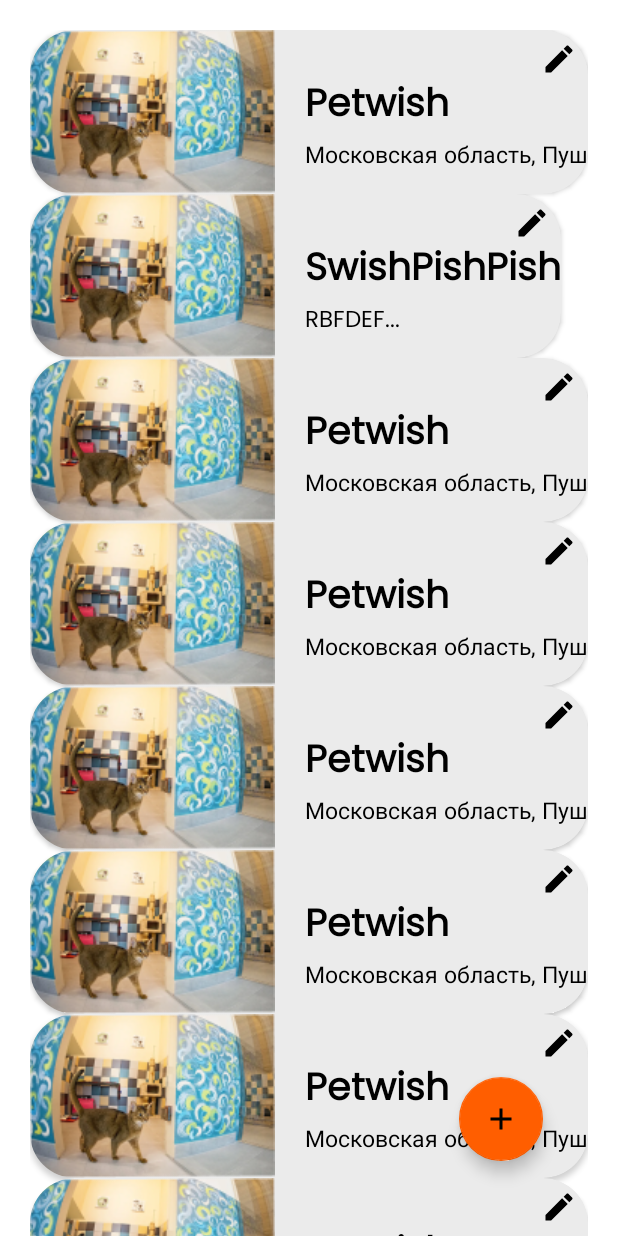
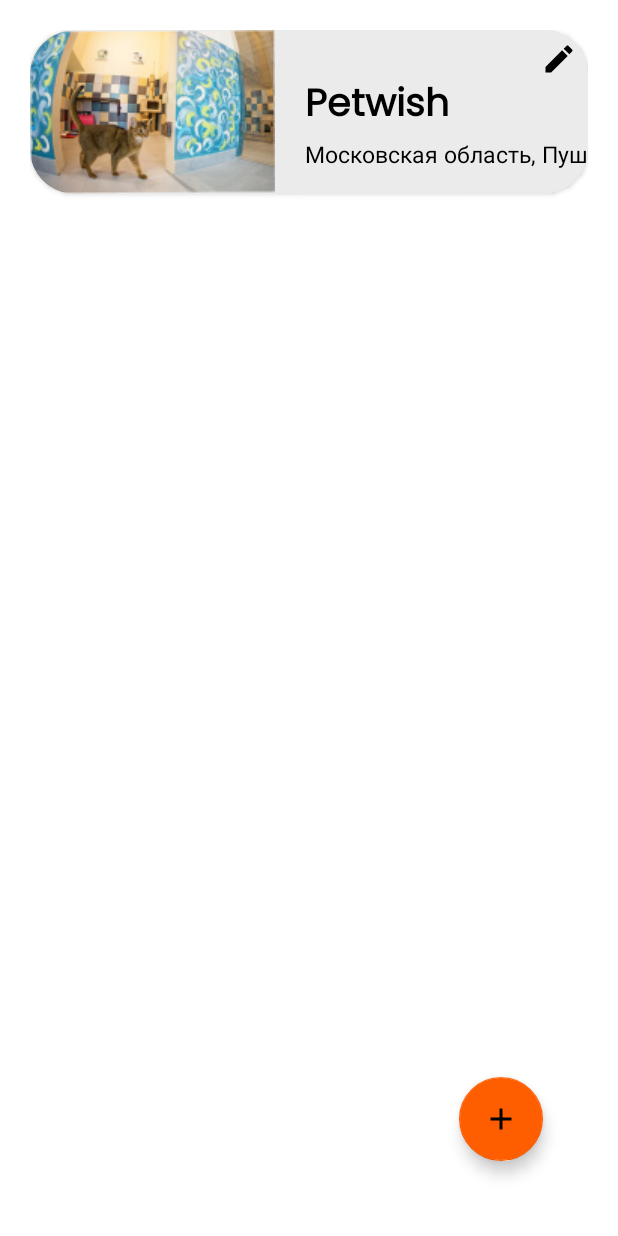
Before and after one commit to DyreLosh/Pet-Hotels, an Android app: the fragment CompanyAdsFragment shown on its own in the app's theme, on a phone screen of 412 x 824 dp. Run offline under Robolectric (Android 15) with nearby library versions, the phone set to English and light mode, and no system bars.

Commit message:
rename files

```diff
--- a/app/src/main/AndroidManifest.xml
+++ b/app/src/main/AndroidManifest.xml
@@ -14,7 +14,7 @@
         android:theme="@style/Theme.PetHotels"
         tools:targetApi="31">
         <activity
-            android:name=".MainActivity"
+            android:name=".CompanyMainActivity"
             android:exported="true">
             <intent-filter>
                 <action android:name="android.intent.action.MAIN" />
--- a/app/src/main/java/com/dyrelosh/pethotels/MainActivity.kt
+++ b/app/src/main/java/com/dyrelosh/pethotels/CompanyMainActivity.kt
@@ -3,9 +3,9 @@
 import androidx.appcompat.app.AppCompatActivity
 import android.os.Bundle
 
-class MainActivity : AppCompatActivity() {
+class CompanyMainActivity : AppCompatActivity() {
     override fun onCreate(savedInstanceState: Bundle?) {
         super.onCreate(savedInstanceState)
-        setContentView(R.layout.activity_main)
+        setContentView(R.layout.activity_company_main)
     }
 }
--- a/app/src/main/java/com/dyrelosh/pethotels/presentation/company_ads/CompanyAdsFragment.kt
+++ b/app/src/main/java/com/dyrelosh/pethotels/presentation/company_ads/CompanyAdsFragment.kt
@@ -22,34 +22,7 @@
         binding = FragmentCompanyAdsBinding.inflate(inflater, container, false)
 
         val cardCompanyAd = listOf(
-            CardAd(
-                nameHotel = "Petwish",
-                addressHotel = "Московская область, Пушкинск..."
-            ),
-            CardAd(
-                nameHotel = "SwishPishPish",
-                addressHotel = "RBFDEF..."
-          ),
-                    CardAd(
-                    nameHotel = "Petwish",
-            addressHotel = "Московская область, Пушкинск..."
-        ),
-            CardAd(
-                nameHotel = "Petwish",
-                addressHotel = "Московская область, Пушкинск..."
-            ),
-            CardAd(
-                nameHotel = "Petwish",
-                addressHotel = "Московская область, Пушкинск..."
-            ),
-            CardAd(
-                nameHotel = "Petwish",
-                addressHotel = "Московская область, Пушкинск..."
-            ),
-            CardAd(
-                nameHotel = "Petwish",
-                addressHotel = "Московская область, Пушкинск..."
-            ),
+
             CardAd(
                 nameHotel = "Petwish",
                 addressHotel = "Московская область, Пушкинск..."
--- a/app/src/main/res/layout/activity_main.xml
+++ b/app/src/main/res/layout/activity_company_main.xml
@@ -4,7 +4,7 @@
     xmlns:tools="http://schemas.android.com/tools"
     android:layout_width="match_parent"
     android:layout_height="match_parent"
-    tools:context=".MainActivity">
+    tools:context=".CompanyMainActivity">
 
     <androidx.fragment.app.FragmentContainerView
         android:id="@+id/fragmentContainerView"
--- a/app/src/main/res/layout/fragment_login.xml
+++ b/app/src/main/res/layout/fragment_login_company.xml
@@ -4,7 +4,7 @@
     xmlns:app="http://schemas.android.com/apk/res-auto"
     android:layout_width="match_parent"
     android:layout_height="match_parent"
-    tools:context=".presentation.login.LoginFragment">
+    tools:context=".presentation.login.CompanyLoginFragment">
 
     <!-- TODO: Update blank fragment layout -->
     <LinearLayout
--- a/app/src/main/res/layout/fragment_main.xml
+++ b/app/src/main/res/layout/fragment_main_company.xml
@@ -4,7 +4,7 @@
     xmlns:app="http://schemas.android.com/apk/res-auto"
     android:layout_width="match_parent"
     android:layout_height="match_parent"
-    tools:context=".presentation.main.MainFragment">
+    tools:context=".presentation.main.CompanyMainFragment">
 
             <androidx.fragment.app.FragmentContainerView
                 android:id="@+id/containerViewCompany"
--- a/app/src/main/res/layout/fragment_profile.xml
+++ b/app/src/main/res/layout/fragment_profile_company.xml
@@ -4,7 +4,7 @@
     xmlns:app="http://schemas.android.com/apk/res-auto"
     android:layout_width="match_parent"
     android:layout_height="match_parent"
-    tools:context=".presentation.profile.ProfileFragment">
+    tools:context=".presentation.profile.CompanyProfileFragment">
 
     <LinearLayout
         android:layout_width="match_parent"
--- a/app/src/main/res/layout/fragment_register.xml
+++ b/app/src/main/res/layout/fragment_register_company.xml
@@ -4,7 +4,7 @@
     xmlns:app="http://schemas.android.com/apk/res-auto"
     android:layout_width="match_parent"
     android:layout_height="match_parent"
-    tools:context=".presentation.register.RegisterFragment">
+    tools:context=".presentation.register.CompanyRegisterFragment">
 
     <!-- TODO: Update blank fragment layout -->
     <LinearLayout
--- a/app/src/main/res/layout/fragment_registration_method.xml
+++ b/app/src/main/res/layout/fragment_registration_method_company.xml
@@ -4,7 +4,7 @@
     xmlns:app="http://schemas.android.com/apk/res-auto"
     android:layout_width="match_parent"
     android:layout_height="match_parent"
-    tools:context=".presentation.registrationmethod.RegistrationMethodFragment">
+    tools:context=".presentation.registrationmethod.CompanyRegistrationMethodFragment">
 
     <!-- TODO: Update blank fragment layout -->
     <LinearLayout
--- a/app/src/main/res/layout/fragment_welcome.xml
+++ b/app/src/main/res/layout/fragment_welcome_company.xml
@@ -4,7 +4,7 @@
     xmlns:tools="http://schemas.android.com/tools"
     android:layout_width="match_parent"
     android:layout_height="match_parent"
-    tools:context=".presentation.welcome.WelcomeFragment">
+    tools:context=".presentation.welcome.CompanyWelcomeFragment">
 
     <!-- TODO: Update blank fragment layout -->
     <LinearLayout
```
Also changed, not shown: app/src/main/java/com/dyrelosh/pethotels/presentation/login/CompanyLoginFragment.kt (renamed from app/src/main/java/com/dyrelosh/pethotels/presentation/login/LoginFragment.kt, +4 -4 lines), app/src/main/java/com/dyrelosh/pethotels/presentation/main/CompanyMainFragment.kt (renamed from app/src/main/java/com/dyrelosh/pethotels/presentation/main/MainFragment.kt, +6 -7 lines), app/src/main/java/com/dyrelosh/pethotels/presentation/profile/CompanyProfileFragment.kt (renamed from app/src/main/java/com/dyrelosh/pethotels/presentation/profile/ProfileFragment.kt, +4 -4 lines), app/src/main/java/com/dyrelosh/pethotels/presentation/register/CompanyRegisterFragment.kt (renamed from app/src/main/java/com/dyrelosh/pethotels/presentation/register/RegisterFragment.kt, +4 -4 lines), app/src/main/java/com/dyrelosh/pethotels/presentation/registrationmethod/CompanyRegistrationMethodFragment.kt (renamed from app/src/main/java/com/dyrelosh/pethotels/presentation/registrationmethod/RegistrationMethodFragment.kt, +5 -5 lines), app/src/main/java/com/dyrelosh/pethotels/presentation/splash/CompanySplashFragment.kt (renamed from app/src/main/java/com/dyrelosh/pethotels/presentation/splash/SplashFragment.kt, +4 -4 lines), app/src/main/java/com/dyrelosh/pethotels/presentation/welcome/CompanyWelcomeFragment.kt (renamed from app/src/main/java/com/dyrelosh/pethotels/presentation/welcome/WelcomeFragment.kt, +4 -4 lines), app/src/main/res/navigation/main_nav_graph.xml (+12 -12 lines), app/src/main/res/layout/fragment_splash_company.xml (renamed from app/src/main/res/layout/fragment_splash.xml).
